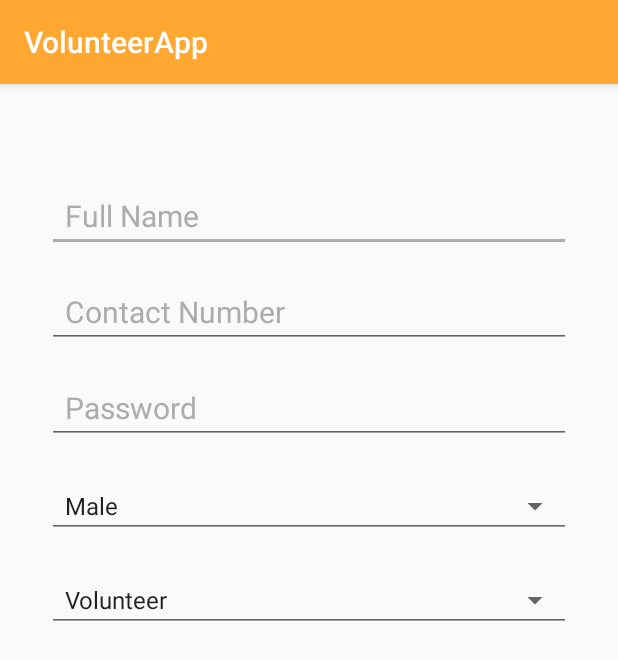
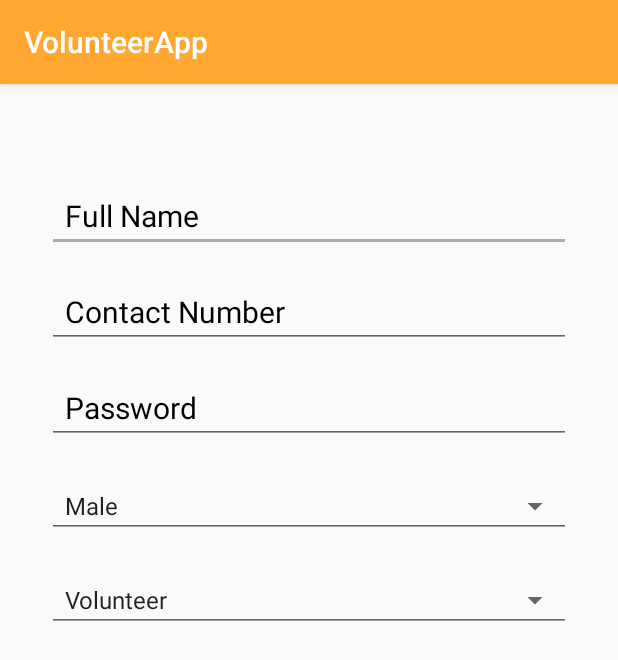
Before and after one commit to naumanahmad9/VolunteerApp, an Android app: the SignupActivity screen opened directly, with no data from a screen before it, on a phone screen of 412 x 824 dp. Shown: the top 660 px of the screen. Run offline under Robolectric (Android 15) with nearby library versions, the phone set to English and light mode, and no system bars.

Commit message:
made changes

```diff
--- a/app/src/main/res/layout/activity_signup.xml
+++ b/app/src/main/res/layout/activity_signup.xml
@@ -16,7 +16,7 @@
         android:paddingStart="12dp"
         android:hint="Full Name"
         android:textSize="20sp"
-        android:textColorHint="@color/colorAccent"
+        android:textColorHint="#000"
         app:layout_constraintEnd_toEndOf="parent"
         app:layout_constraintHorizontal_bias="0.0"
         app:layout_constraintStart_toStartOf="parent"
@@ -32,7 +32,7 @@
         android:paddingStart="12dp"
         android:hint="Contact Number"
         android:textSize="20sp"
-        android:textColorHint="@color/colorAccent"
+        android:textColorHint="#000"
         app:layout_constraintEnd_toEndOf="parent"
         app:layout_constraintHorizontal_bias="0.0"
         app:layout_constraintStart_toStartOf="parent"
@@ -48,7 +48,7 @@
         android:paddingStart="12dp"
         android:hint="Password"
         android:textSize="20sp"
-        android:textColorHint="@color/colorAccent"
+        android:textColorHint="#000"
         app:layout_constraintEnd_toEndOf="parent"
         app:layout_constraintHorizontal_bias="0.0"
         app:layout_constraintStart_toStartOf="parent"
```
